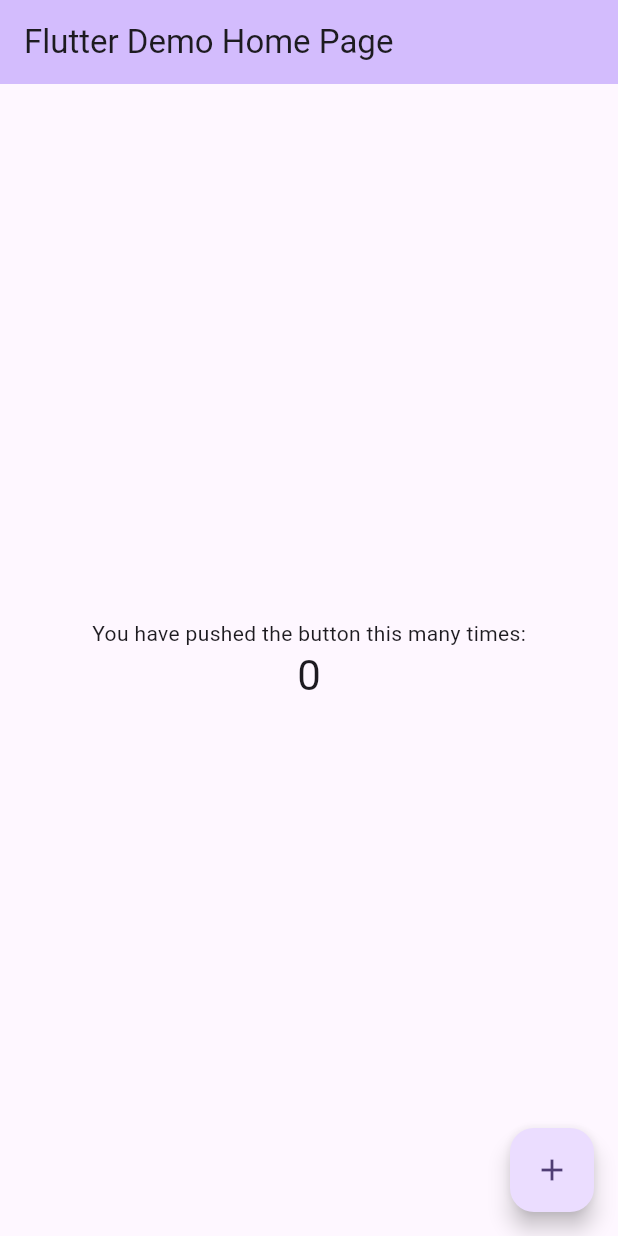
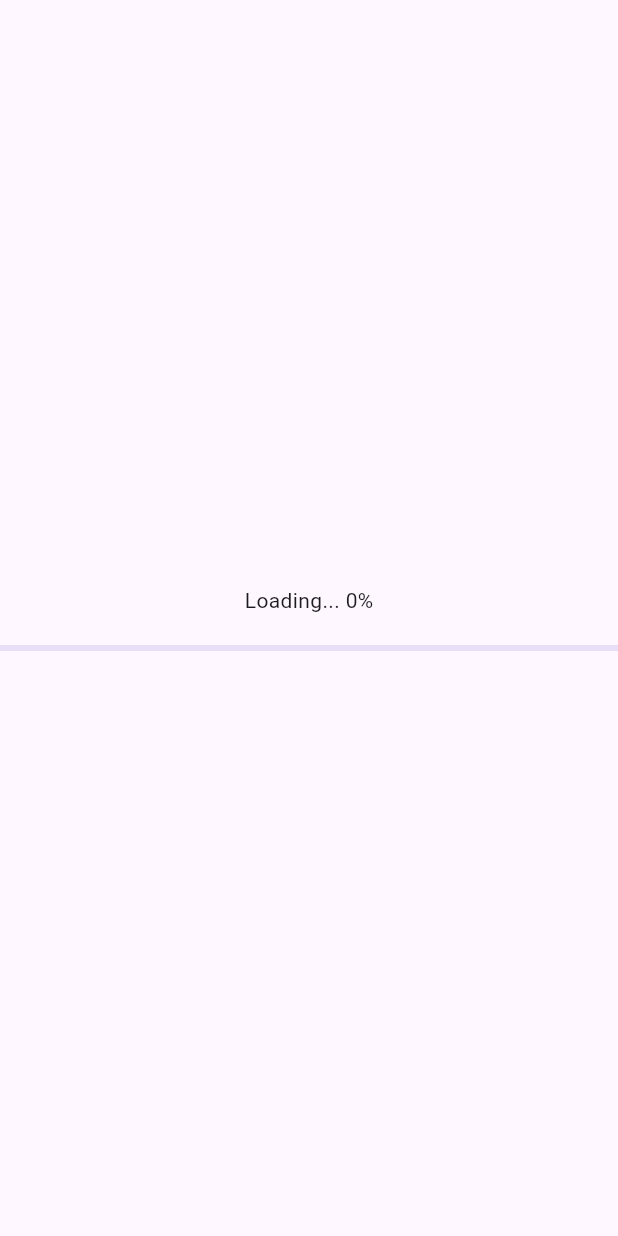
Before and after one commit to meYeeMing/cave_escape, a Flutter app: the screen it shows after launch, on a phone screen of 412 x 824 dp. Run offline on Flutter 3.47's test engine with Material 3 defaults, Android fonts, the phone set to English and light mode, and no system bars; our stand-ins replace hive, hive_flutter, logger; accounts and stored records are empty.

Commit message:
data record to db. Next is splash page

```diff
--- a/lib/screens/splash_screen.dart
+++ b/lib/screens/splash_screen.dart
@@ -0,0 +1,51 @@
+import 'package:cave_escape/screens/game_home_screen.dart';
+import 'package:cave_escape/utils/asset_loader.dart';
+import 'package:flutter/material.dart';
+
+class SplashScreen extends StatefulWidget {
+  const SplashScreen({super.key});
+  @override
+  State<SplashScreen> createState() => _SplashScreenState();
+}
+
+class _SplashScreenState extends State<SplashScreen> {
+  double _progress = 0.0;
+
+  @override
+  void initState() {
+    super.initState();
+    _loadAssets();
+  }
+
+  Future<void> _loadAssets() async {
+    final loader = AssetLoader();
+
+    await loader.loadAllAssets((double progress) {
+      setState(() {
+        _progress = progress;
+      });
+    });
+
+    // After loading, navigate to main screen
+    Navigator.pushReplacement(
+      context,
+      MaterialPageRoute(builder: (_) => GameHomeScreen()),
+    );
+  }
+
+  @override
+  Widget build(BuildContext context) {
+    return Scaffold(
+      body: Center(
+        child: Column(
+          mainAxisAlignment: MainAxisAlignment.center,
+          children: [
+            Text("Loading... ${(100 * _progress).toInt()}%"),
+            const SizedBox(height: 20),
+            LinearProgressIndicator(value: _progress),
+          ],
+        ),
+      ),
+    );
+  }
+}
--- /dev/null
+++ b/lib/utils/logger.dart
@@ -0,0 +1,12 @@
+import 'package:logger/logger.dart';
+
+final logger = Logger(
+  printer:PrettyPrinter(
+    methodCount: 2,
+    errorMethodCount: 8,
+    lineLength: 120,
+    colors: true
+  ),
+  level: Level.debug,
+
+);
--- a/pubspec.yaml
+++ b/pubspec.yaml
@@ -32,6 +32,8 @@ dependencies:
     sdk: flutter
   hive: ^2.0.4
   hive_flutter: ^1.1.0
+  path_provider: ^2.1.1
+  logger: ^2.0.2
 
   # The following adds the Cupertino Icons font to your application.
   # Use with the CupertinoIcons class for iOS style icons.
@@ -74,7 +76,7 @@ flutter:
   assets:
     - assets/icon/
     - assets/images/
-    - assets/imageList.json
+    - assets/image_list.json
     - assets/story.json
     - assets/sound/
 
```
Also changed, not shown: lib/main.dart (+42 -2 lines), lib/screens/game_home_screen.dart (added, +12 -0 lines), lib/utils/asset_loader.dart (+10 -1 lines), lib/screens/home_screen.dart (deleted), pubspec.lock.
